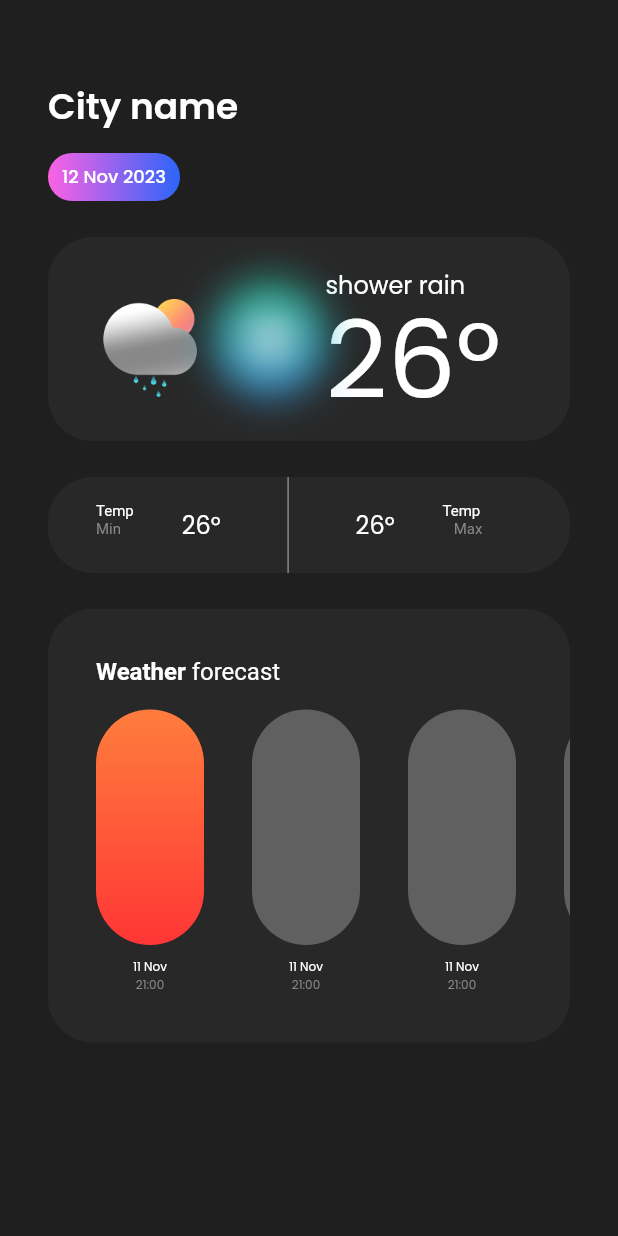
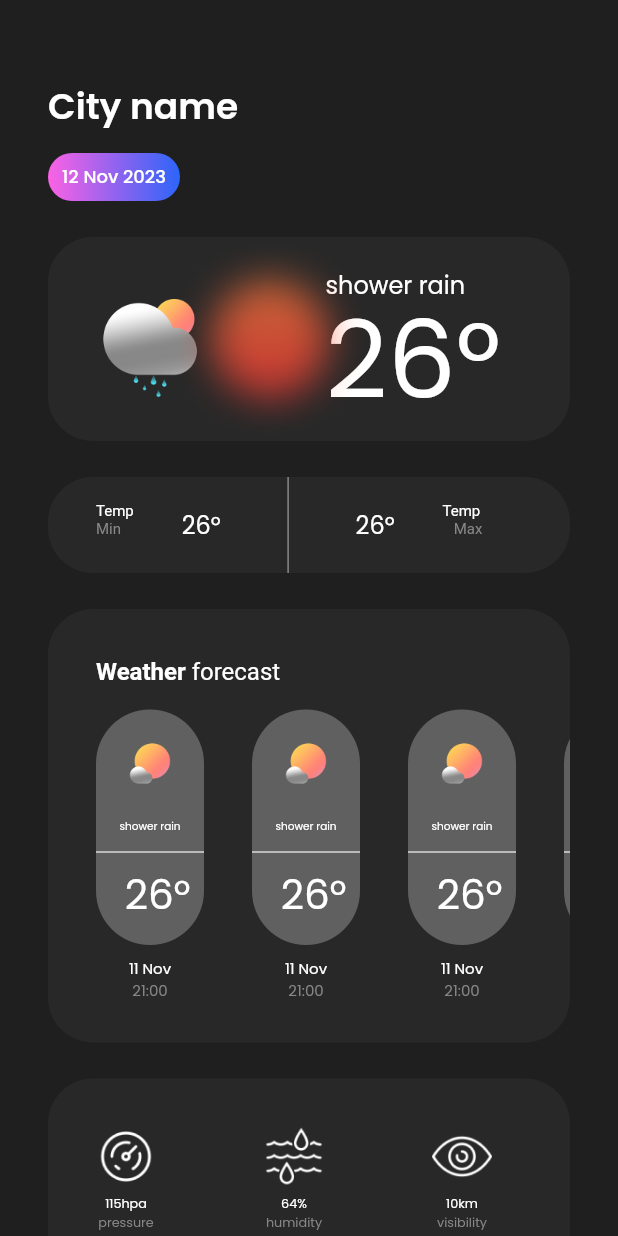
Before and after one commit to arcff5f00/Clime, a Flutter app: the HomeScreen screen opened by its route, on a phone screen of 412 x 824 dp. Run offline on Flutter 3.47's test engine with Material 2 defaults, Android fonts, the light colour scheme and no system bars; our stand-ins replace get, sensors_plus, shared_preferences; accounts and stored records are empty.

Commit message:
design is completed api integration is pending

```diff
--- a/lib/controllers/home_controller.dart
+++ b/lib/controllers/home_controller.dart
@@ -52,5 +52,3 @@ class HomeController extends GetxController {
     update();
   }
 }
-
-// The rest of your code remains unchanged...
--- a/lib/locale/app_strings.dart
+++ b/lib/locale/app_strings.dart
@@ -46,5 +46,16 @@ class AppStrings {
   static const String tempText = "Temp";
   static const String min = "Min";
   static const String max = "Max";
+  static const String sunRise = "sunrise";
+  static const String sunSet = "sunset";
+  static const String pressure = "pressure";
+  static const String humidity = "humidity";
+  static const String visibility = "visibility";
+  static const String wind = "wind";
+  static const String clouds = "clouds";
+  static const String rain = "rain";
+  static const String seaLevel = "sea level";
+  static const String grndLevel = '''ground level''';
+  static const String precipitation = '''precipitation''';
 
 }
--- a/lib/views/home_screen.dart
+++ b/lib/views/home_screen.dart
@@ -4,6 +4,8 @@ import 'package:get/get.dart';
 import 'dart:math' as math;
 
 import '../controllers/home_controller.dart';
+import '../widgets/custom_icon_widget.dart';
+import '../widgets/custom_widget.dart';
 
 class HomeScreen extends StatelessWidget {
   final HomeController controller = Get.put(HomeController());
@@ -20,6 +22,8 @@ class HomeScreen extends StatelessWidget {
           child: Column(
             mainAxisAlignment: MainAxisAlignment.start,
             children: [
+              //PLACE
+
               SizedBox(height: 21.0),
               Align(
                 alignment: Alignment.centerLeft,
@@ -33,6 +37,9 @@ class HomeScreen extends StatelessWidget {
                   ),
                 ),
               ),
+
+              //DATE
+
               SizedBox(height: 13.0),
               Align(
                 alignment: Alignment.centerLeft,
@@ -65,6 +72,8 @@ class HomeScreen extends StatelessWidget {
               ),
               SizedBox(height: 24.0),
               Container(
+                //IMAGE
+
                 width: MediaQuery.of(context).size.width,
                 height: 136,
                 decoration: BoxDecoration(
@@ -105,11 +114,14 @@ class HomeScreen extends StatelessWidget {
                         ),
                       ),
                     ),
+
+                    //DAY OR NIGHT
+
                     Padding(
                       padding: EdgeInsets.only(
                           left: math.max(80 + controller.xOffset.value, 0)),
                       child: Image.asset(
-                        'assets/images/night.png',
+                        'assets/images/day.png',
                         width: 180,
                         height: 180,
                         alignment: Alignment.centerLeft,
@@ -118,6 +130,9 @@ class HomeScreen extends StatelessWidget {
                   ],
                 ),
               ),
+
+              //TEMP MIN AND MAX
+
               SizedBox(height: 24.0),
               Align(
                 alignment: Alignment.centerLeft,
@@ -131,6 +146,8 @@ class HomeScreen extends StatelessWidget {
                   child: Row(
                     crossAxisAlignment: CrossAxisAlignment.start,
                     children: [
+                      //MIN TEMP
+
                       Padding(
                         padding: EdgeInsets.only(left: 32, top: 17),
                         child: RichText(
@@ -176,6 +193,9 @@ class HomeScreen extends StatelessWidget {
                         thickness: 1,
                         width: 90, // Adjust the width of the divider
                       ),
+
+                      //MAX TEMP
+
                       Padding(
                         padding: EdgeInsets.only(right: 32, top: 20),
                         child: Text(
@@ -220,6 +240,9 @@ class HomeScreen extends StatelessWidget {
                   ),
                 ),
               ),
+
+              //WEATHER FORECAST
+
               SizedBox(height: 24.0),
               Align(
                 alignment: Alignment.centerLeft,
@@ -264,221 +287,183 @@ class HomeScreen extends StatelessWidget {
                         scrollDirection: Axis.horizontal,
                         child: Row(
                           children: [
-                            Column(
-                              children: [
-                                Container(
-                                  margin: EdgeInsets.only(left: 32.0, top: 16),
-                                  width: 72.0,
-                                  height: 157.0,
-                                  decoration: BoxDecoration(
-                                    borderRadius: BorderRadius.circular(36.0),
-                                    gradient: LinearGradient(
-                                      begin: Alignment.topCenter,
-                                      end: Alignment.bottomCenter,
-                                      colors: [
-                                        Color(0xFFFF7D3D),
-                                        Color(0xFFFF3635),
+                            CustomCardWidget(),
+                            CustomCardWidget(),
+                            CustomCardWidget(),
+                            CustomCardWidget(),
+                            SizedBox(width: 32),
+                          ],
+                        ),
+                      ),
                     ],
                   ),
                 ),
               ),
-                                Padding(
-                                  padding: EdgeInsets.only(left: 32, top: 8),
-                                  child: Text(
-                                    AppStrings.shortDate,
-                                    style: TextStyle(
-                                        color: Colors.white,
-                                        fontSize: 8,
-                                        fontFamily: 'Poppins',
-                                        fontWeight: FontWeight.w400),
+
+               //WEATHER DETAILS
+              SizedBox(height: 24.0),
+              Align(
+                alignment: Alignment.centerLeft,
+                child: Container(
+                  width: MediaQuery.of(context).size.width,
+                  height: 370,
+                  decoration: BoxDecoration(
+                    borderRadius: BorderRadius.circular(30),
+                    color: Color(0xFF282828),
                   ),
+                  child: Padding(
+                    padding: EdgeInsets.only(left: 32,right: 32,top: 32,bottom: 32), // Adjust the horizontal padding as needed
+                    child: Column(
+                      children: [
+                        Row(
+                          mainAxisAlignment: MainAxisAlignment.start,
+                          children: [
+                            CustomIconWidget(
+                              imagePath: 'assets/images/pressure.png',
+                              text1: '115hpa',
+                              text2: AppStrings.pressure,
                             ),
-                                Padding(
-                                    padding: EdgeInsets.only(left: 32, top: 0),
-                                    child: Text(
-                                      AppStrings.time,
-                                      style: TextStyle(
-                                          color: Color(0xFF878787),
-                                          fontSize: 8,
-                                          fontFamily: 'Poppins',
-                                          fontWeight: FontWeight.w400),
-                                    ))
-                              ],
+                            SizedBox(width: 72.0),
+                            CustomIconWidget(
+                              imagePath: 'assets/images/humidity.png',
+                              text1: '64%',
+                              text2: AppStrings.humidity,
                             ),
-                            Column(
-                              children: [
-                                Container(
-                                  margin: EdgeInsets.only(left: 32.0, top: 16),
-                                  width: 72.0,
-                                  height: 157.0,
-                                  decoration: BoxDecoration(
-                                      borderRadius: BorderRadius.circular(36.0),
-                                      color: Color(0xFF606060)),
-                                ),
-                                Padding(
-                                  padding: EdgeInsets.only(left: 32, top: 8),
-                                  child: Text(
-                                    AppStrings.shortDate,
-                                    style: TextStyle(
-                                        color: Colors.white,
-                                        fontSize: 8,
-                                        fontFamily: 'Poppins',
-                                        fontWeight: FontWeight.w400),
-                                  ),
-                                ),
-                                Padding(
-                                  padding: EdgeInsets.only(left: 32, top: 0),
-                                  child: Text(
-                                    AppStrings.time,
-                                    style: TextStyle(
-                                        color: Color(0xFF878787),
-                                        fontSize: 8,
-                                        fontFamily: 'Poppins',
-                                        fontWeight: FontWeight.w400),
-                                  ),
+                            SizedBox(width: 72.0),
+                            CustomIconWidget(
+                              imagePath: 'assets/images/visibility.png',
+                              text1: '10km',
+                              text2: AppStrings.visibility,
                             ),
                           ],
                         ),
-                            Column(
+                        SizedBox(height: 40.0),
+                        Row(
+                          mainAxisAlignment: MainAxisAlignment.start,
                           children: [
-                                Container(
-                                  margin: EdgeInsets.only(left: 32.0, top: 16),
-                                  width: 72.0,
-                                  height: 157.0,
-                                  decoration: BoxDecoration(
-                                      borderRadius: BorderRadius.circular(36.0),
-                                      color: Color(0xFF606060)),
+                            CustomIconWidget(
+                              imagePath: 'assets/images/wind.png',
+                              text1: '2.2km/h',
+                              text2: AppStrings.wind
+                              ,
                             ),
-                                Padding(
-                                  padding: EdgeInsets.only(left: 32, top: 8),
-                                  child: Text(
-                                    AppStrings.shortDate,
-                                    style: TextStyle(
-                                        color: Colors.white,
-                                        fontSize: 8,
-                                        fontFamily: 'Poppins',
-                                        fontWeight: FontWeight.w400),
+                            SizedBox(width: 72.0),
+                            CustomIconWidget(
+                              imagePath: 'assets/images/clouds.png',
+                              text1: '50%',
+                              text2: AppStrings.clouds,
                             ),
-                                ),
-                                Padding(
-                                  padding: EdgeInsets.only(left: 32, top: 0),
-                                  child: Text(
-                                    AppStrings.time,
-                                    style: TextStyle(
-                                        color: Color(0xFF878787),
-                                        fontSize: 8,
-                                        fontFamily: 'Poppins',
-                                        fontWeight: FontWeight.w400),
-                                  ),
+                            SizedBox(width: 72.0),
+                            CustomIconWidget(
+                              imagePath: 'assets/images/rains.png',
+                              text1: '3.53mm',
+                              text2: AppStrings.rain,
                             ),
                           ],
                         ),
-                            Column(
+                        SizedBox(height: 40.0),
+                        Row(
+                          mainAxisAlignment: MainAxisAlignment.start,
                           children: [
-                                Container(
-                                  margin: EdgeInsets.only(left: 32.0, top: 16),
-                                  width: 72.0,
-                                  height: 157.0,
-                                  decoration: BoxDecoration(
-                                      borderRadius: BorderRadius.circular(36.0),
-                                      color: Color(0xFF606060)),
+                            CustomIconWidget(
+                              imagePath: 'assets/images/sea_level.png',
+                              text1: '1015hpa',
+                              text2: AppStrings.seaLevel,
                             ),
-                                Padding(
-                                  padding: EdgeInsets.only(left: 32, top: 8),
-                                  child: Text(
-                                    AppStrings.shortDate,
-                                    style: TextStyle(
-                                        color: Colors.white,
-                                        fontSize: 8,
-                                        fontFamily: 'Poppins',
-                                        fontWeight: FontWeight.w400),
+                            SizedBox(width: 72.0),
+                            CustomIconWidget(
+                              imagePath: 'assets/images/ground_level.png',
+                              text1: '933hpa',
+                              text2: AppStrings.grndLevel,
                             ),
-                                ),
-                                Padding(
-                                  padding: EdgeInsets.only(left: 32, top: 0),
-                                  child: Text(
-                                    AppStrings.time,
-                                    style: TextStyle(
-                                        color: Color(0xFF878787),
-                                        fontSize: 8,
-                                        fontFamily: 'Poppins',
-                                        fontWeight: FontWeight.w400),
-                                  ),
+                            SizedBox(width: 44.0),
+                            CustomIconWidget(
+                              imagePath: 'assets/images/precipitation.png',
+                              text1: '0',
+                              text2: AppStrings.precipitation,
                             ),
                           ],
                         ),
-                            Column(
-                              children: [
-                                Container(
-                                  margin: EdgeInsets.only(left: 32.0, top: 16),
-                                  width: 72.0,
-                                  height: 157.0,
-                                  decoration: BoxDecoration(
-                                      borderRadius: BorderRadius.circular(36.0),
-                                      color: Color(0xFF606060)),
-                                ),
-                                Padding(
-                                  padding: EdgeInsets.only(left: 32, top: 8),
-                                  child: Text(
-                                    AppStrings.shortDate,
-                                    style: TextStyle(
-                                        color: Colors.white,
-                                        fontSize: 8,
-                                        fontFamily: 'Poppins',
-                                        fontWeight: FontWeight.w400),
+                      ],
                     ),
                   ),
-                                Padding(
-                                  padding: EdgeInsets.only(left: 32, top: 0),
-                                  child: Text(
+                ),
+              ),
+
+              //SUNRISE SUNSET
+
+              SizedBox(height: 24.0),
+              Align(
+                alignment: Alignment.center,
+                child: Container(
+                  width: MediaQuery.of(context).size.width,
+                  height: 128,
+                  decoration: BoxDecoration(
+                    borderRadius: BorderRadius.circular(30),
+                    color: Color(0xFF282828),
+                  ),
+                  child: Padding(
+                    padding: EdgeInsets.only(
+                        bottom: 16, top: 20, left: 10, right: 10),
+                    child: Row(
+                      mainAxisAlignment: MainAxisAlignment.center,
+                      children: [
+                        Column(
+                          mainAxisAlignment: MainAxisAlignment.end,
+                          children: [
+                            Text(
                               AppStrings.time,
                               style: TextStyle(
-                                        color: Color(0xFF878787),
-                                        fontSize: 8,
+                                fontSize: 10,
+                                fontWeight: FontWeight.w400,
                                 fontFamily: 'Poppins',
-                                        fontWeight: FontWeight.w400),
+                                color: Color(0xFFffffff),
                               ),
                             ),
+                            Text(
+                              AppStrings.sunRise,
+                              style: TextStyle(
+                                fontSize: 10,
+                                fontWeight: FontWeight.w400,
+                                fontFamily: 'Poppins',
+                                color: Color(0xFF878787),
+                              ),
+                            )
                           ],
                         ),
+                        SizedBox(width: 20.0),
+                        Image.asset(
+                          'assets/images/sunrise_sunset.png',
+                          alignment: Alignment.center,
+                          height: 95,
+                          width: 150,
+                        ),
+                        SizedBox(width: 20.0),
                         Column(
+                          mainAxisAlignment: MainAxisAlignment.end,
                           children: [
-                                Container(
-                                  margin: EdgeInsets.only(left: 32.0, top: 16),
-                                  width: 72.0,
-                                  height: 157.0,
-                                  decoration: BoxDecoration(
-                                      borderRadius: BorderRadius.circular(36.0),
-                                      color: Color(0xFF606060)),
-                                ),
-                                Padding(
-                                  padding: EdgeInsets.only(left: 32, top: 8),
-                                  child: Text(
-                                    AppStrings.shortDate,
+                            Text(
+                              AppStrings.time,
                               style: TextStyle(
-                                        color: Colors.white,
-                                        fontSize: 8,
+                                fontSize: 10,
+                                fontWeight: FontWeight.w400,
                                 fontFamily: 'Poppins',
-                                        fontWeight: FontWeight.w400),
+                                color: Color(0xFFffffff),
                               ),
                             ),
-                                Padding(
-                                  padding: EdgeInsets.only(left: 32, top: 0),
-                                  child: Text(
-                                    AppStrings.time,
+                            Text(
+                              AppStrings.sunSet,
                               style: TextStyle(
+                                fontSize: 10,
+                                fontWeight: FontWeight.w400,
+                                fontFamily: 'Poppins',
                                 color: Color(0xFF878787),
-                                        fontSize: 8,
-                                        fontFamily: 'Poppins',
-                                        fontWeight: FontWeight.w400),
                               ),
                             ),
                           ],
                         ),
                       ],
                     ),
-                      ),
-                    ],
                   ),
                 ),
               ),
--- /dev/null
+++ b/lib/widgets/custom_icon_widget.dart
@@ -0,0 +1,43 @@
+import 'package:flutter/material.dart';
+
+class CustomIconWidget extends StatelessWidget {
+  final String imagePath;
+  final String text1;
+  final String text2;
+
+  CustomIconWidget(
+      {required this.imagePath, required this.text1, required this.text2});
+
+  @override
+  Widget build(BuildContext context) {
+    return Container(
+      child: Column(
+        children: [
+          Image.asset(
+            imagePath,
+            height: 40, // Adjust the height as needed
+            width: 40, // Adjust the width as needed
+          ),
+          SizedBox(height: 5), // Adjust the spacing between image and text
+          Text(
+            text1,
+            style: TextStyle(
+                fontSize: 8.5,
+                fontWeight: FontWeight.w400,
+                fontFamily: 'Poppins',
+                color: Colors.white),
+          ),
+          Text(
+            text2,
+            style: TextStyle(
+              fontSize: 8.5,
+              fontWeight: FontWeight.w400,
+              fontFamily: 'Poppins',
+              color: Color(0xFF878787),
+            ),
+          ),
+        ],
+      ),
+    );
+  }
+}
--- /dev/null
+++ b/lib/widgets/custom_widget.dart
@@ -0,0 +1,116 @@
+import 'package:flutter/material.dart';
+import '../locale/app_strings.dart';
+
+class CustomCardWidget extends StatefulWidget {
+  @override
+  _CustomCardWidgetState createState() => _CustomCardWidgetState();
+}
+
+class _CustomCardWidgetState extends State<CustomCardWidget> {
+  bool isSelected = false;
+
+  @override
+  Widget build(BuildContext context) {
+    return GestureDetector(
+      onTap: () {
+        setState(() {
+          isSelected = !isSelected;
+        });
+      },
+      child: Column(
+        children: [
+          CustomContainer(isSelected: isSelected),
+          Padding(
+            padding: EdgeInsets.only(left: 32, top: 8),
+            child: Text(
+              AppStrings.shortDate,
+              style: TextStyle(
+                  color: Colors.white,
+                  fontSize: 10,
+                  fontFamily: 'Poppins',
+                  fontWeight: FontWeight.w400),
+            ),
+          ),
+          Padding(
+            padding: EdgeInsets.only(left: 32, top: 0),
+            child: Text(
+              AppStrings.time,
+              style: TextStyle(
+                  color: Color(0xFF878787),
+                  fontSize: 10,
+                  fontFamily: 'Poppins',
+                  fontWeight: FontWeight.w400),
+            ),
+          ),
+        ],
+      ),
+    );
+  }
+}
+
+class CustomContainer extends StatelessWidget {
+  final bool isSelected;
+
+  CustomContainer({required this.isSelected});
+
+  @override
+  Widget build(BuildContext context) {
+    return Container(
+      margin: EdgeInsets.only(left: 32.0, top: 16),
+      width: 72.0,
+      height: 157.0,
+      decoration: BoxDecoration(
+        borderRadius: BorderRadius.circular(36.0),
+        color: isSelected
+            ? null // Set to null to make the gradient visible
+            : Color(0xFF606060),
+        gradient: isSelected
+            ? LinearGradient(
+                begin: Alignment.topCenter,
+                end: Alignment.bottomCenter,
+                colors: [
+                  Color(0xC0FF7D3D),
+                  Color(0xFFFF3635),
+                ],
+              )
+            : null,
+      ),
+      child: Column(
+        // Wrap with Column
+        children: [
+          Image.asset(
+            'assets/images/clear_sky.png',
+            alignment: Alignment.center,
+          ),
+          Text(
+            AppStrings.climate,
+            style: TextStyle(
+              color: Colors.white,
+              fontSize: 7,
+              fontFamily: "Poppins",
+              fontWeight: FontWeight.w400,
+            ),
+          ),
+          Padding(
+            padding: EdgeInsets.only(top: 5),
+            child: Divider(
+              color: Color(0xFFd9d9d9),
+              thickness: 1,
+            ),
+          ),
+          Padding(padding: EdgeInsets.only(left: 10),
+          child: Text(
+            AppStrings.temp,
+            style: TextStyle(
+              color: Colors.white,
+              fontSize: 27,
+              fontFamily: "Poppins",
+              fontWeight: FontWeight.w400,
+            ),
+          ),
+          ),
+        ],
+      ),
+    );
+  }
+}
```
Also changed, not shown: pubspec.yaml (+10 -0 lines), assets/images/clouds.png (added), assets/images/ground_level.png (added), assets/images/humidity.png (added), assets/images/precipitation.png (added), assets/images/pressure.png (added), assets/images/rains.png (added), assets/images/sea_level.png (added), assets/images/sunrise_sunset.png (added), assets/images/visibility.png (added), assets/images/wind.png (added). Lines whose indentation alone changed are shown as unchanged.
